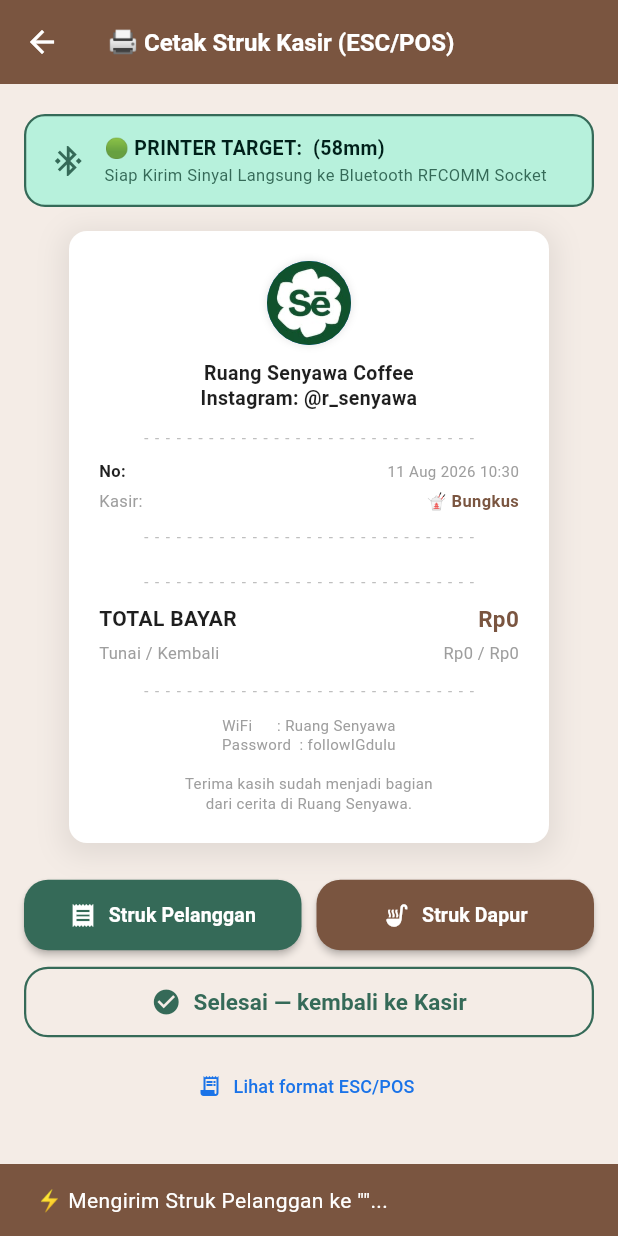
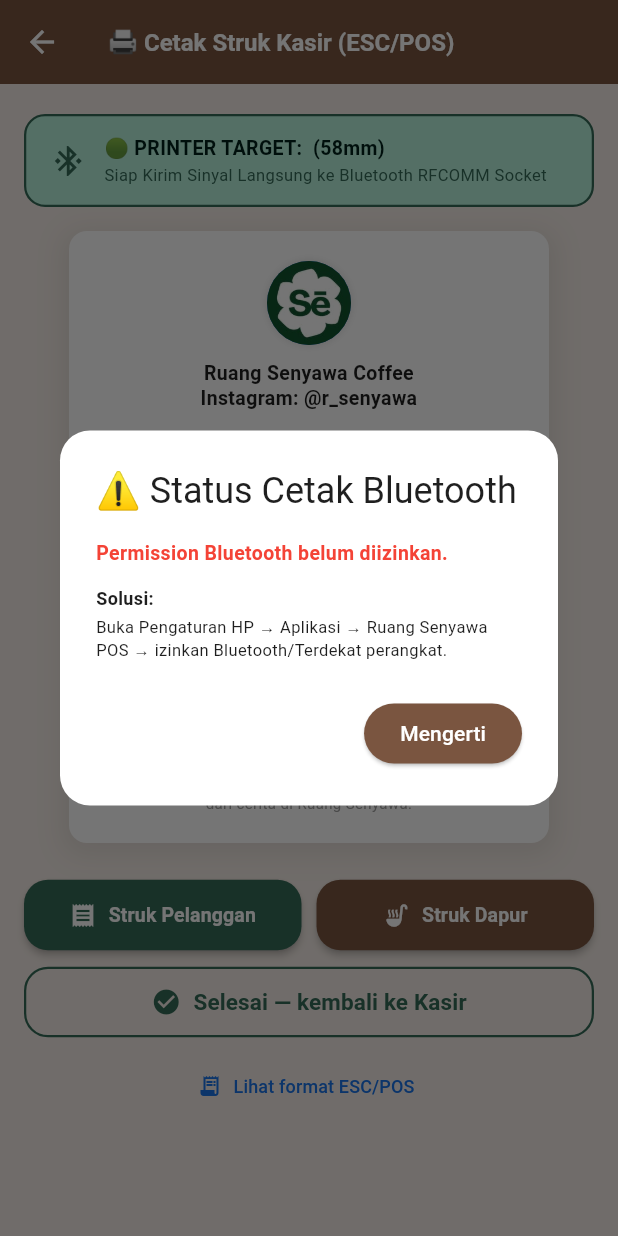
Before and after one commit to fikrisuhana/senyawa-cafe, a Flutter app: the ReceiptScreen screen opened directly with empty values, after a tap on "Struk Pelanggan", on a phone screen of 412 x 824 dp. Run offline on Flutter 3.47's test engine with Material 3 defaults, Android fonts, the phone set to English and light mode, and no system bars; our stand-ins replace google_sign_in, shared_preferences, sqflite; missing offline and left inert: extension_google_sign_in_as_googleapis_auth, googleapis, print_bluetooth_thermal; accounts and stored records are empty; project files that could hold a hidden picture were left out.

Commit message:
feat: cetak thermal Bluetooth ASLI (plugin print_bluetooth_thermal) + dedup append
Cetak thermal Bluetooth beneran (bukan stub lagi):
- Tambah plugin print_bluetooth_thermal ^1.1.9 (resolved 1.2.2).
  Pure Dart — ga perlu native MethodChannel/Kotlin.
- PrinterService baru (lib/services/printer_service.dart):
  isPermissionGranted, requestPermission, pairedDevices, connect,
  disconnect, printBytes (ESC/POS raw), printString.
- receipt_screen: ganti stub MethodChannel 'id.ruangsenyawa.pos/printer'
  → PrinterService. Cek permission → baca MAC dari prefs → connect →
  printBytes ESC/POS. Dialog error jelas (solusi konkret).
- admin printer dialog: pair LIVE (baca BluetoothInfo dari HP), pilih
  perangkat → simpan MAC di prefs 'printer_mac'. Refresh button.
  Hapus popularPrinters chip berlebih, simpan nama + MAC terpisah.

Bug 4 fix — dedup append Transaksi/Item/Voucher_Log:
- appendTransactionBatch baru: 1x GET kode_trx existing → filter trx baru
  → batch append (header + item + voucher log). Anti dobel kalau sync
  retry/gagal tengah jalan. performSync pakai batch ini.

Cleanup: hapus import flutter/services.dart yg ga dipake (admin & receipt).

flutter analyze = 0 error (23 info cosmetik).

```diff
--- a/lib/ui/screens/receipt_screen.dart
+++ b/lib/ui/screens/receipt_screen.dart
@@ -1,8 +1,9 @@
+import 'dart:typed_data';
 import 'package:flutter/material.dart';
-import 'package:flutter/services.dart';
 import 'package:intl/intl.dart';
 import 'package:shared_preferences/shared_preferences.dart';
 import '../../models/models.dart';
+import '../../services/printer_service.dart';
 
 class ReceiptScreen extends StatelessWidget {
   final TransactionModel transaction;
@@ -421,36 +422,61 @@
     bool kitchen = false,
   }) async {
     final label = kitchen ? 'Struk Dapur' : 'Struk Pelanggan';
-    ScaffoldMessenger.of(context).showSnackBar(
-      SnackBar(
-        content: Text('⚡ Mengirim $label ke "$printerName"...'),
-        backgroundColor: const Color(0xFF7A5540),
-        duration: const Duration(seconds: 2),
-      ),
-    );
+    final svc = PrinterService();
 
-    final bytes = _buildEscPosBytes(printerName, paperSize, headerText, footerText, currencyFormatter, dateFormatter, kitchen: kitchen);
+    // Cek permission Bluetooth dulu.
+    final granted = await svc.isPermissionGranted();
+    if (!granted) {
+      if (!context.mounted) return;
+      _showPrintError(context, 'Permission Bluetooth belum diizinkan.',
+          'Buka Pengaturan HP → Aplikasi → Ruang Senyawa POS → izinkan Bluetooth/Terdekat perangkat.');
+      return;
+    }
 
-    try {
-      const platform = MethodChannel('id.ruangsenyawa.pos/printer');
-      await platform.invokeMethod('printBytes', {
-        'printerName': printerName,
-        'bytes': bytes,
-      });
+    // Baca MAC printer tersimpan di prefs (dipilih dari Admin).
+    final prefs = await SharedPreferences.getInstance();
+    final mac = prefs.getString('printer_mac') ?? '';
+    if (mac.isEmpty) {
+      if (!context.mounted) return;
+      _showPrintError(context, 'Printer belum dipilih.',
+          'Buka Admin Hub → Setelan App → Atur Printer → pilih printer dari daftar perangkat tersanding.');
+      return;
+    }
+
+    // Connect ke printer.
+    final connected = await svc.isConnected || await svc.connect(mac);
+    if (!connected) {
+      if (!context.mounted) return;
+      _showPrintError(context, 'Gagal terhubung ke printer "$printerName" ($mac).',
+          '1. Pastikan Bluetooth HP nyala.\n2. Pastikan printer nyala & ter-pair di HP.\n3. Coba pilih ulang printer di Admin Hub.');
+      return;
+    }
 
     if (context.mounted) {
       ScaffoldMessenger.of(context).showSnackBar(
-          SnackBar(
-            content: Text('✅ $label terkirim ke "$printerName" 🎉'),
-            backgroundColor: const Color(0xFF356A58),
-            duration: const Duration(seconds: 2),
-          ),
+        SnackBar(content: Text('⚡ Mengirim $label ke "$printerName"...'),
+            backgroundColor: const Color(0xFF7A5540), duration: const Duration(seconds: 2)),
+      );
+    }
+
+    final bytes = _buildEscPosBytes(printerName, paperSize, headerText, footerText, currencyFormatter, dateFormatter, kitchen: kitchen);
+    final ok = await svc.printBytes(bytes);
+
+    if (!context.mounted) return;
+    if (ok) {
+      ScaffoldMessenger.of(context).showSnackBar(
+        SnackBar(content: Text('✅ $label terkirim ke "$printerName" 🎉'),
+            backgroundColor: const Color(0xFF356A58), duration: const Duration(seconds: 2)),
       );
       // Sengaja TIDAK keluar — biar bisa cetak lagi (pelanggan / dapur).
+    } else {
+      _showPrintError(context, 'Gagal mengirim bytes ke printer.',
+          'Printer terhubung tapi gagal cetak. Coba ulangi, atau matikan-nyalakan printer.');
     }
-    } catch (e) {
-      if (context.mounted) {
-        final errStr = e.toString().replaceAll('PlatformException(', '').replaceAll(')', '');
+  }
+
+  /// Dialog error cetak (helper, dipakai _triggerDirectPrint).
+  void _showPrintError(BuildContext context, String title, String solusi) {
     showDialog(
       context: context,
       builder: (ctx) => AlertDialog(
@@ -460,22 +486,11 @@
           mainAxisSize: MainAxisSize.min,
           crossAxisAlignment: CrossAxisAlignment.start,
           children: [
-                Text(
-                  errStr,
-                  style: const TextStyle(color: Colors.red, fontWeight: FontWeight.bold, fontSize: 13),
-                ),
+            Text(title, style: const TextStyle(color: Colors.red, fontWeight: FontWeight.bold, fontSize: 13)),
             const SizedBox(height: 12),
-                const Text(
-                  'Solusi Cepat:',
-                  style: TextStyle(fontWeight: FontWeight.bold, fontSize: 12),
-                ),
+            const Text('Solusi:', style: TextStyle(fontWeight: FontWeight.bold, fontSize: 12)),
             const SizedBox(height: 4),
-                const Text(
-                  '1. Pastikan Bluetooth HP dinyalakan.\n'
-                  '2. Sandingkan (Pair) printer di Pengaturan Bluetooth HP (PIN: 0000 atau 1234).\n'
-                  '3. Pastikan nama printer yang dipilih di Admin Hub sama persis dengan di Bluetooth HP.',
-                  style: TextStyle(fontSize: 11, height: 1.3),
-                ),
+            Text(solusi, style: const TextStyle(fontSize: 11, height: 1.3)),
           ],
         ),
         actions: [
@@ -487,8 +502,6 @@
         ],
       ),
     );
-      }
-    }
   }
 
   void _showEscPosDialog(BuildContext context, String headerText, String footerText, NumberFormat currencyFormatter, DateFormat dateFormatter) {
--- a/pubspec.yaml
+++ b/pubspec.yaml
@@ -20,6 +20,7 @@
   googleapis: ^11.4.0
   extension_google_sign_in_as_googleapis_auth: ^2.0.12
   http: ^1.1.0
+  print_bluetooth_thermal: ^1.1.9
 
 dev_dependencies:
   flutter_test:
```
Also changed, not shown: lib/providers/pos_provider.dart (+24 -10 lines), lib/services/google_sheet_service.dart (+79 -0 lines), lib/services/printer_service.dart (added, +89 -0 lines), lib/ui/screens/admin_hub_screen.dart (+76 -38 lines), pubspec.lock. Lines whose indentation alone changed are shown as unchanged.
